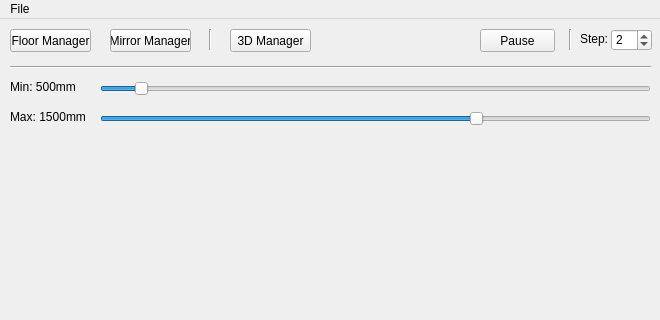
Before: the Qt Designer form Project/NISpeculum/GUI/SpeculumGUI.ui in mariojgpinto/Thesis, drawn with Qt 5; both pictures show x 0 to 660 and y 0 to 320 of the 660 by 640 pixel window.
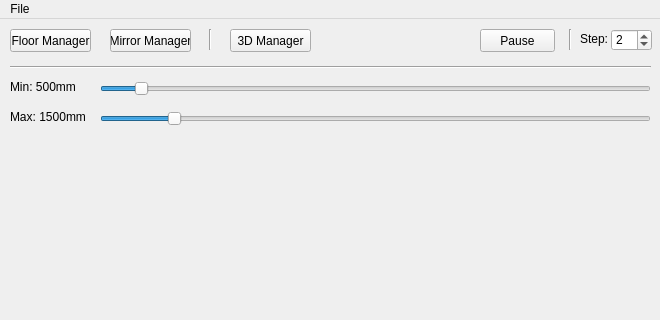
After: the same form once the commit is applied.

Patch:
```diff
--- a/Project/NISpeculum/GUI/SpeculumGUI.ui
+++ b/Project/NISpeculum/GUI/SpeculumGUI.ui
@@ -205,10 +205,10 @@
      </rect>
     </property>
     <property name="minimum">
-     <number>400</number>
+     <number>1000</number>
     </property>
     <property name="maximum">
-     <number>2000</number>
+     <number>5000</number>
     </property>
     <property name="value">
      <number>1500</number>
```
Left out of the diff: 2 changed lines with no effect on the pictures.
